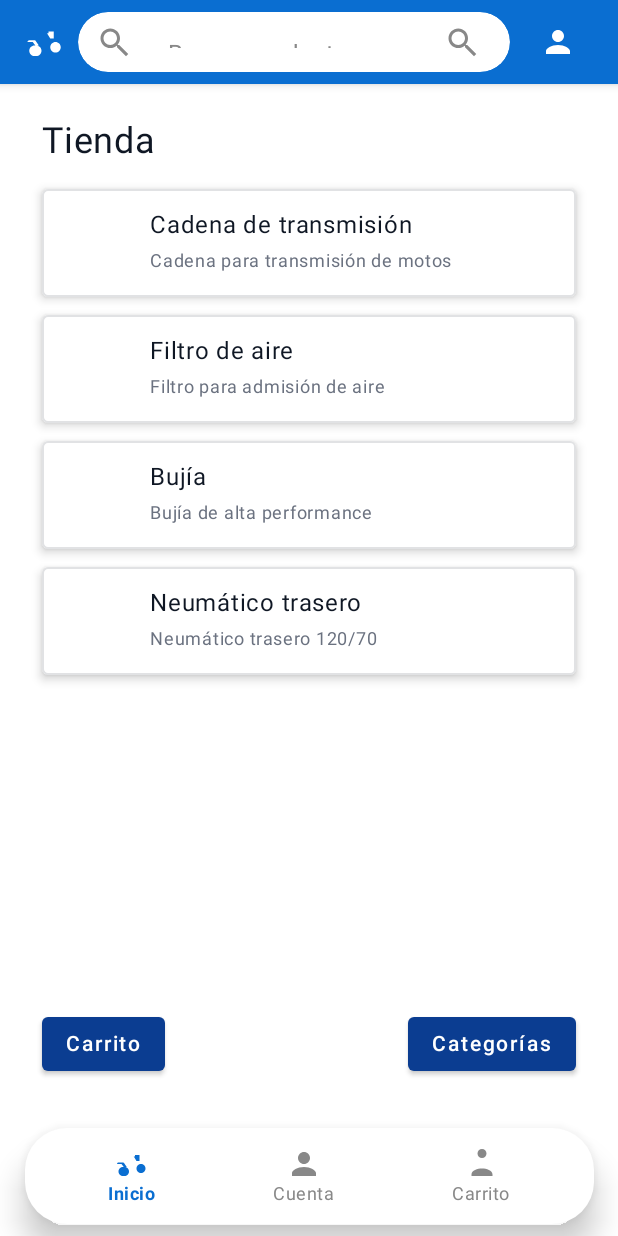
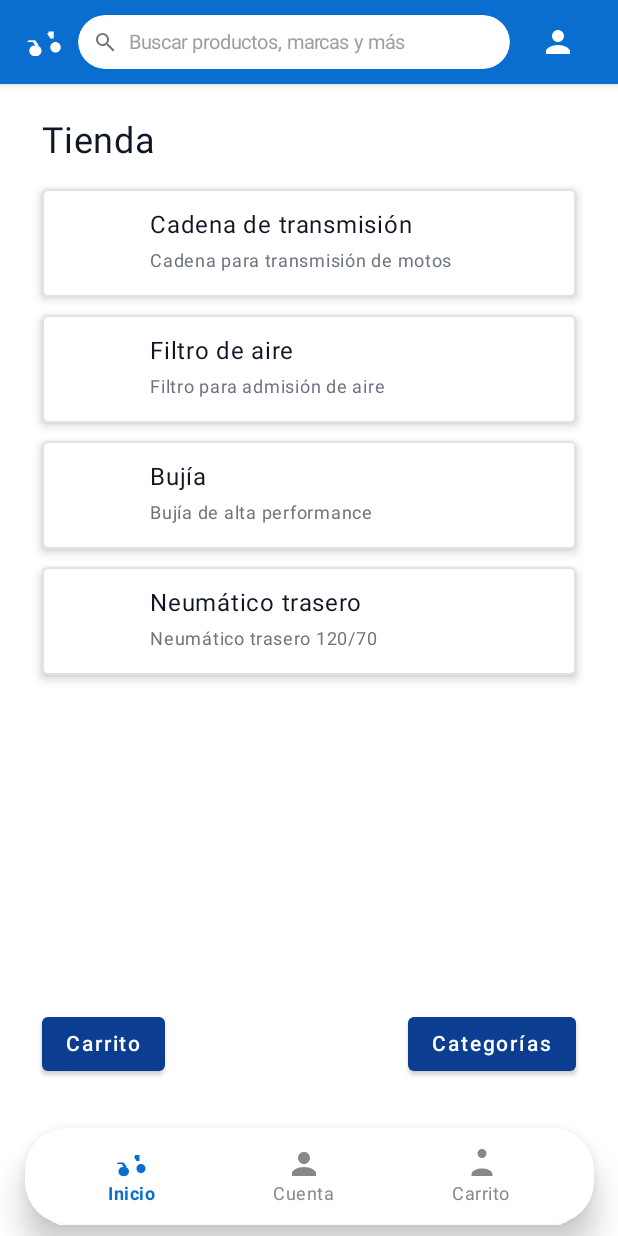
Before and after one commit to SLarkZ01/facturacion-inventario-android-kotlin, an Android app built with Jetpack Compose: the StoreHost screen opened through its navigation route, on a phone screen of 412 x 824 dp. Run offline under Robolectric (Android 15) with nearby library versions, the phone set to English and light mode, and no system bars.

Commit message:
Ya funciona el de buscar. Ggs

```diff
--- a/app/src/main/java/com/example/facturacion_inventario/ui/store/StoreHost.kt
+++ b/app/src/main/java/com/example/facturacion_inventario/ui/store/StoreHost.kt
@@ -34,6 +34,69 @@ import androidx.compose.ui.text.font.FontWeight
 import androidx.compose.ui.text.style.TextOverflow
 import androidx.compose.ui.platform.LocalFocusManager
 import androidx.compose.foundation.layout.heightIn
+import androidx.compose.ui.text.TextStyle
+import androidx.compose.ui.unit.sp
+import androidx.compose.foundation.text.BasicTextField
+
+// Nuevo composable para el buscador con control fino del layout
+@Composable
+fun SearchBox(
+    query: String,
+    onQueryChange: (String) -> Unit,
+    onClear: () -> Unit,
+    modifier: Modifier = Modifier
+) {
+    // Hacemos el buscador más compacto y centrado verticalmente
+    Row(
+        modifier = modifier
+            .height(36.dp), // más compacto
+        verticalAlignment = Alignment.CenterVertically
+    ) {
+        Icon(
+            painter = painterResource(id = R.drawable.ic_search),
+            contentDescription = "search",
+            tint = Color(0xFF757575),
+            modifier = Modifier.size(16.dp) // icono aún más pequeño
+        )
+        Spacer(modifier = Modifier.width(8.dp))
+
+        BasicTextField(
+            value = query,
+            onValueChange = onQueryChange,
+            singleLine = true,
+            textStyle = TextStyle(fontSize = 14.sp, color = Color.Black),
+            modifier = Modifier
+                .weight(1f)
+                .fillMaxHeight()
+                .padding(vertical = 2.dp), // ajustar centrado
+            decorationBox = { innerTextField ->
+                Box(modifier = Modifier.fillMaxWidth(), contentAlignment = Alignment.CenterStart) {
+                    if (query.isEmpty()) {
+                        Text(
+                            text = "Buscar productos, marcas y más",
+                            color = Color(0xFF9E9E9E),
+                            style = TextStyle(fontSize = 13.sp)
+                        )
+                    }
+                    innerTextField()
+                }
+            }
+        )
+
+        if (query.isNotBlank()) {
+            IconButton(onClick = onClear, modifier = Modifier
+                .size(30.dp)
+                .padding(end = 2.dp)) {
+                Icon(
+                    painter = painterResource(id = R.drawable.ic_arrow_back),
+                    contentDescription = "clear",
+                    tint = Color(0xFF757575),
+                    modifier = Modifier.size(16.dp)
+                )
+            }
+        }
+    }
+}
 
 @Composable
 fun StoreHost(authViewModel: AuthViewModel, rootNavController: NavController) {
@@ -77,71 +140,34 @@ fun StoreHost(authViewModel: AuthViewModel, rootNavController: NavController) {
             ) {
                 Row(modifier = Modifier
                     .fillMaxWidth()
-                    .padding(horizontal = 12.dp, vertical = 8.dp), verticalAlignment = Alignment.CenterVertically) {
+                    .padding(horizontal = 12.dp, vertical = 4.dp), verticalAlignment = Alignment.CenterVertically) {
 
                     // Logo o ícono a la izquierda
                     Icon(painter = painterResource(id = R.drawable.ic_motorcycle_animated), contentDescription = "logo", tint = Color.White, modifier = Modifier.size(28.dp))
                     Spacer(modifier = Modifier.width(8.dp))
 
-                    // Caja de búsqueda blanca y redondeada
+                    // Caja de búsqueda blanca y redondeada (altura reducida para el estilo deseado)
                     Box(modifier = Modifier
                         .weight(1f)
-                        .height(44.dp)) {
+                        .height(36.dp)) {
                         Surface(
-                            shape = RoundedCornerShape(20.dp),
+                            shape = RoundedCornerShape(24.dp), // pill más pronunciada
                             color = Color.White,
-                            elevation = 0.dp,
+                            elevation = 0.dp, // más plano
                             modifier = Modifier
                                 .fillMaxSize()
-                                .clip(RoundedCornerShape(20.dp))
+                                .clip(RoundedCornerShape(24.dp))
                         ) {
                             Row(verticalAlignment = Alignment.CenterVertically, modifier = Modifier
                                 .fillMaxSize()
-                                .padding(start = 12.dp, end = 8.dp)) {
-                                Icon(painter = painterResource(id = R.drawable.ic_search), contentDescription = "search", tint = Color.Gray)
-                                Spacer(modifier = Modifier.width(8.dp))
-                                // TextField sin fondo (sitúa sobre la superficie blanca)
-                                TextField(
-                                    value = query,
-                                    onValueChange = { new: String -> query = new },
-                                    modifier = Modifier
-                                        .weight(1f)
-                                        .fillMaxHeight(),
-                                    placeholder = { Text(text = "Buscar productos, marcas y más", color = Color.Gray) },
-                                    singleLine = true,
-                                    colors = TextFieldDefaults.textFieldColors(
-                                        textColor = Color.Black,
-                                        cursorColor = Color.Black,
-                                        backgroundColor = Color.Transparent,
-                                        focusedIndicatorColor = Color.Transparent,
-                                        unfocusedIndicatorColor = Color.Transparent,
-                                        disabledIndicatorColor = Color.Transparent
-                                    )
+                                .padding(start = 10.dp, end = 8.dp)) {
+                                // Reemplazado TextField por SearchBox para controlar mejor el layout
+                                SearchBox(
+                                    query = query,
+                                    onQueryChange = { new: String -> query = new },
+                                    onClear = { query = "" },
+                                    modifier = Modifier.fillMaxHeight()
                                 )
-
-                                // Botón de búsqueda manual para evitar usar KeyboardOptions/KeyboardActions
-                                IconButton(onClick = {
-                                    val q = query.trim()
-                                    if (q.isNotBlank()) {
-                                        var found = repo.getProductById(q)
-                                        if (found == null) {
-                                            found = repo.getProducts().firstOrNull { it.name.contains(q, ignoreCase = true) }
-                                        }
-                                        if (found != null) {
-                                            focusManager.clearFocus()
-                                            query = ""
-                                            storeNavController.navigate("product/${URLEncoder.encode(found.id, StandardCharsets.UTF_8.toString())}")
-                                        }
-                                    }
-                                }) {
-                                    Icon(painter = painterResource(id = R.drawable.ic_search), contentDescription = "buscar", tint = Color.Gray)
-                                }
-
-                                if (query.isNotBlank()) {
-                                    IconButton(onClick = { query = "" }) {
-                                        Icon(painter = painterResource(id = R.drawable.ic_arrow_back), contentDescription = "clear", tint = Color.Gray)
-                                    }
-                                }
                             }
                         }
                     }
```
Also changed, not shown: 1 other file.
